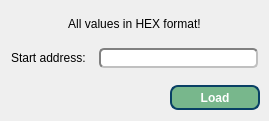
Above: IMSProg_programmer/dialogrp.ui from bigbigmdm/IMSProg before the change. Below: the same form after it.
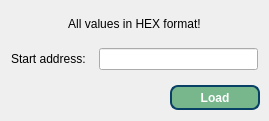
That is the form after the change. Icons and pictures are not drawn.

What changed in the file:
```diff
--- a/IMSProg_programmer/dialogrp.ui
+++ b/IMSProg_programmer/dialogrp.ui
@@ -10,6 +10,12 @@
     <height>121</height>
    </rect>
   </property>
+  <property name="font">
+   <font>
+    <weight>50</weight>
+    <bold>false</bold>
+   </font>
+  </property>
   <property name="windowTitle">
    <string>Load block from file</string>
   </property>
@@ -51,8 +57,14 @@
          <height>0</height>
         </size>
        </property>
+       <property name="font">
+        <font>
+         <weight>75</weight>
+         <bold>true</bold>
+        </font>
+       </property>
        <property name="styleSheet">
-        <string notr="true">border: 2px solid gray;border-radius: 5px;font-weight:600;border-style: inset;</string>
+        <string notr="true"/>
        </property>
       </widget>
      </item>
```
